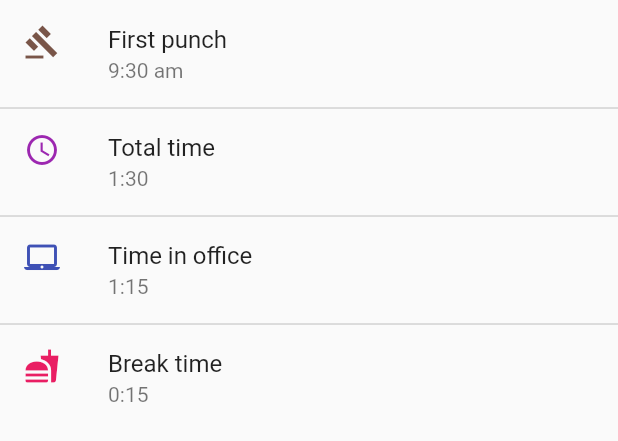
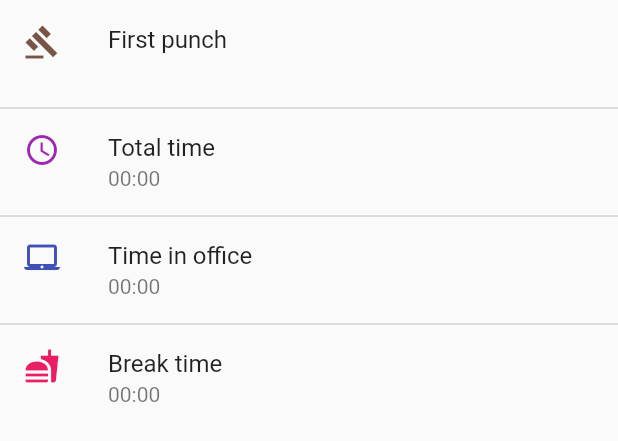
Before and after one commit to anoop-ananthan/samayakuri2, a Flutter app: the Timing widget shown alone on an empty page, opened directly, on a phone screen of 412 x 824 dp. Shown: the top 441 px of the screen. Run offline on Flutter 3.47's test engine with Material 2 defaults, Android fonts, the phone set to English and light mode, and no system bars; our stand-ins replace flutter_mobx, mobx, toast; accounts and stored records are empty; generated files the repository leaves out were written again; network calls fail.

Commit message:
Add timing tab to profile screen

```diff
--- a/lib/screens/login/login.dart
+++ b/lib/screens/login/login.dart
@@ -19,12 +19,10 @@ class _LoginScreenState extends State<LoginScreen> {
   void initState() {
     super.initState();
     this.fetcUsersFromApi();
-    print('> init');
   }
 
   void fetcUsersFromApi() async {
     await appStore.getUsers();
-    print("> got the users from the API ${appStore.users}");
   }
 
   onLoginButtonClicked() {
@@ -36,12 +34,9 @@ class _LoginScreenState extends State<LoginScreen> {
 
   checkIfUserExists() {
     try {
-      print('> check function');
-      print("> ${appStore.users}");
       if (appStore.users.length == 0) return;
       for (var u in appStore.users) {
         if (u.username == username) {
-          print('Successful login!');
           return true;
         }
       }
--- a/lib/screens/profile/timing.dart
+++ b/lib/screens/profile/timing.dart
@@ -1,8 +1,14 @@
 import 'package:flutter/material.dart';
+import 'package:samayakuri2/data/store.dart';
+import 'package:samayakuri2/globals.dart' as globals;
+import 'package:samayakuri2/models/user.dart';
 
 class Timing extends StatelessWidget {
+  final AppStore store = globals.store;
+
   @override
   Widget build(BuildContext context) {
+    final User user = store.profileUser;
     return Expanded(
       child: ListView(
         children: ListTile.divideTiles(
@@ -13,10 +19,8 @@ class Timing extends StatelessWidget {
                 Icons.gavel,
                 color: Colors.brown,
               ),
-              title: Text(
-                'First punch',
-              ),
-              subtitle: Text('9:30 am'),
+              title: Text('First punch'),
+              subtitle: Text(user.firstPunch ?? 'Not arrived'),
             ),
             ListTile(
               leading: Icon(
@@ -26,7 +30,7 @@ class Timing extends StatelessWidget {
               title: Text(
                 'Total time',
               ),
-              subtitle: Text('1:30'),
+              subtitle: Text(user.totalTime ?? ''),
             ),
             ListTile(
               leading: Icon(
@@ -36,12 +40,12 @@ class Timing extends StatelessWidget {
               title: Text(
                 'Time in office',
               ),
-              subtitle: Text('1:15'),
+              subtitle: Text(user.timeInOffice ?? ''),
             ),
             ListTile(
               leading: Icon(Icons.fastfood, color: Colors.pink),
               title: Text('Break time'),
-              subtitle: Text('0:15'),
+              subtitle: Text(user.timeForBreak ?? ''),
             )
           ],
         ).toList(),
--- a/lib/services/user.dart
+++ b/lib/services/user.dart
@@ -4,7 +4,8 @@ import 'package:samayakuri2/models/user.dart';
 
 class UserService {
   Future<List<User>> fetchUsers() async {
-    const url = 'http://bhipms.net/index.php?r=punchresult/DailyPunchApi';
+    const url =
+        "http://bhipms.net/index.php?r=punchresult/DailyPunchApi&pdate=2020-01-17";
     final response = await http.get(url);
     var userList = (json.decode(response.body) as List)
         .map<User>((u) => User.fromJson(u))
```
Also changed, not shown: lib/models/user.dart (+20 -26 lines), lib/screens/profile/profile.dart (+2 -9 lines), lib/screens/users_list.dart (+2 -5 lines).
